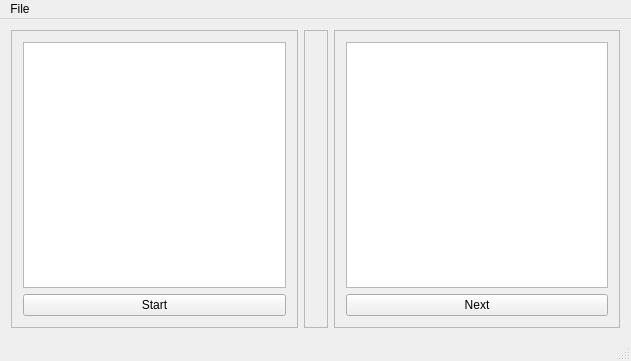
bhberson/QtMemoryManager, file memorymanager.ui: the form before one commit.
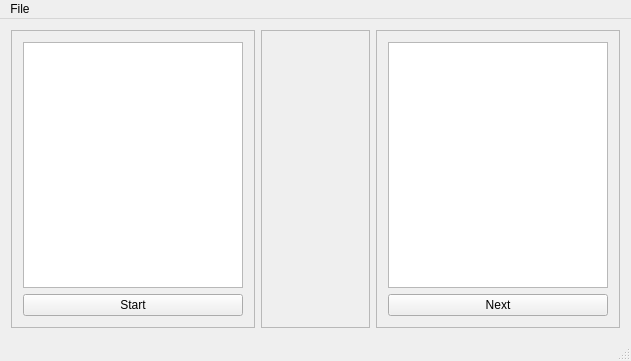
The form after the commit.

Commit message: Next Button Functioning except on Haults

Patch:
```diff
--- a/memorymanager.ui
+++ b/memorymanager.ui
@@ -49,6 +49,19 @@
        <item>
         <layout class="QVBoxLayout" name="pageTableLayout"/>
        </item>
+       <item>
+        <spacer name="horizontalSpacer">
+         <property name="orientation">
+          <enum>Qt::Horizontal</enum>
+         </property>
+         <property name="sizeHint" stdset="0">
+          <size>
+           <width>120</width>
+           <height>1</height>
+          </size>
+         </property>
+        </spacer>
+       </item>
       </layout>
      </widget>
     </item>
```
The commit also changes 2 other files.
